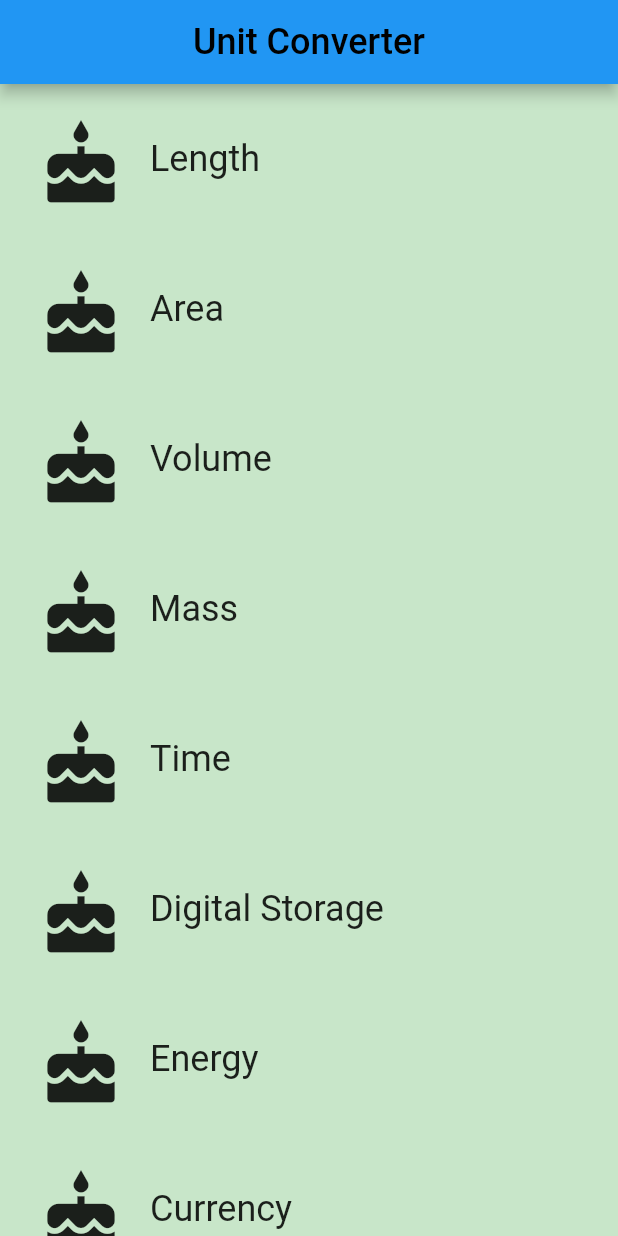
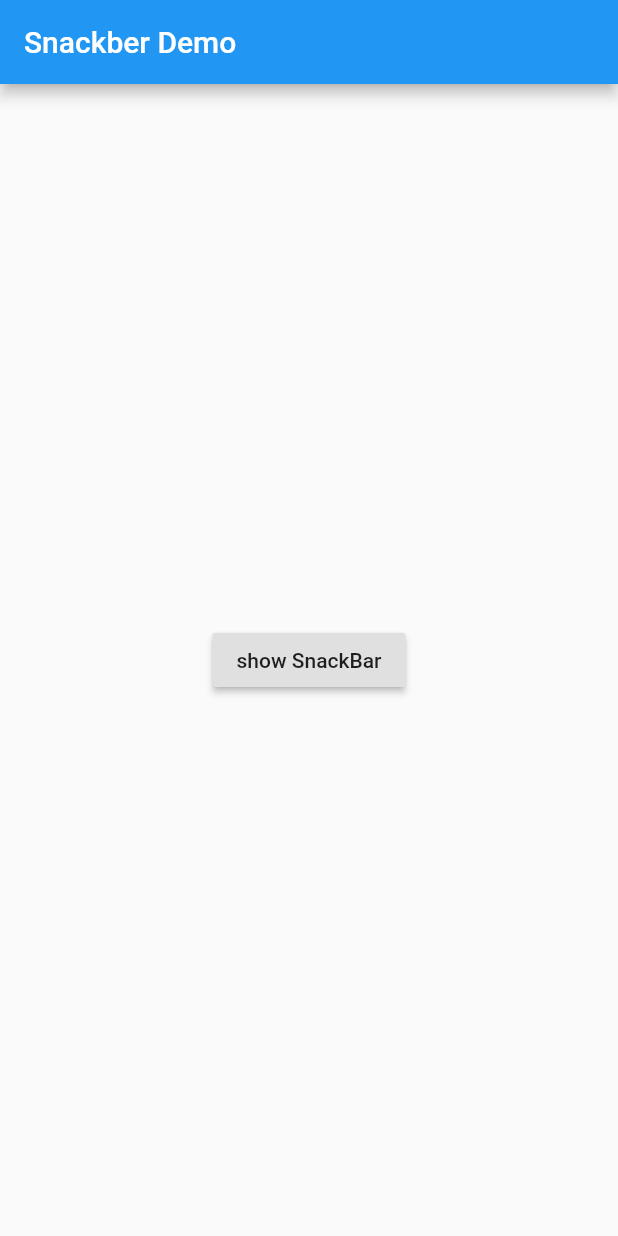
Before and after one commit to akiyosh1991/udacity_flutter, a Flutter app: the screen it shows after launch, on a phone screen of 412 x 824 dp. Run offline on Flutter 3.47's test engine with Material 2 defaults, Android fonts, the phone set to English and light mode, and no system bars.

Commit message:
feat: add example snackbar

```diff
--- a/lib/main.dart
+++ b/lib/main.dart
@@ -1,29 +1,45 @@
-// Copyright 2018 The Chromium Authors. All rights reserved.
-// Use of this source code is governed by a BSD-style license that can be
-// found in the LICENSE file.
 
-// You can read about packages here: https://flutter.io/using-packages/
 import 'package:flutter/material.dart';
 
-// TODO: Import the CategoryRoute widget
-import 'category_route.dart';
-/// The function that is called when main.dart is run.
 void main() {
-  runApp(UnitConverterApp());
+  runApp(MyApp());
 }
 
-/// This widget is the root of our application.
-///
-/// The first screen we see is a list [Categories].
-class UnitConverterApp extends StatelessWidget {
+class MyApp extends StatelessWidget {
   @override
   Widget build(BuildContext context) {
     return MaterialApp(
       debugShowCheckedModeBanner: false,
-      title: 'Unit Converter',
-      // TODO: Instead of pointing to exactly 1 Category widget,
-      // our home should now point to an instance of the CategoryRoute widget.
-      home: CategoryRoute(),
+      title: 'Display Snackbar',
+      home: Scaffold(
+        appBar: AppBar(
+          title: Text("Snackber Demo"),
+        ),
+        body: SnackBarPage(),
+      ),
     );
   }
 }
+
+class SnackBarPage extends StatelessWidget {
+  @override
+  Widget build(BuildContext context) {
+    return  Center(
+      child: RaisedButton(
+        onPressed: () {
+          final snackBar = SnackBar(
+            content: Text("Yay, A SnackBar!"),
+            action: SnackBarAction(
+              label: "Undo",
+              onPressed: () {
+
+              },
+            ),
+          );
+          Scaffold.of(context).showSnackBar(snackBar);
+        },
+        child: Text("show SnackBar"),
+      ),
+    );
+  }
+}
```
